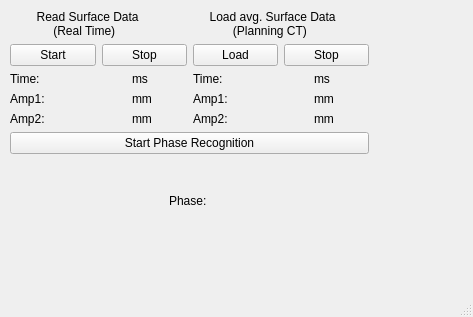
Before: the Qt Designer form SurfaceDataImplementationIsolated/mainwindow.ui in MarkusAstl/SurfaceDataImpl, drawn with Qt 5.
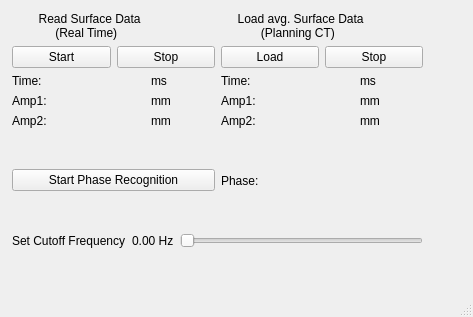
After: the same form once the commit is applied.

```diff
--- a/SurfaceDataImplementationIsolated/mainwindow.ui
+++ b/SurfaceDataImplementationIsolated/mainwindow.ui
@@ -14,13 +14,13 @@
    <string>MainWindow</string>
   </property>
   <widget class="QWidget" name="centralwidget">
-   <widget class="QWidget" name="">
+   <widget class="QWidget" name="layoutWidget">
     <property name="geometry">
      <rect>
-      <x>10</x>
-      <y>10</y>
-      <width>359</width>
-      <height>232</height>
+      <x>12</x>
+      <y>12</y>
+      <width>411</width>
+      <height>236</height>
      </rect>
     </property>
     <layout class="QVBoxLayout" name="verticalLayout_2">
@@ -228,20 +228,58 @@
         </layout>
        </item>
        <item>
+        <layout class="QHBoxLayout" name="horizontalLayout">
+         <item>
         <widget class="QPushButton" name="StartPhaseRecognitionButton">
          <property name="text">
           <string>Start Phase Recognition</string>
          </property>
         </widget>
        </item>
-      </layout>
-     </item>
-     <item alignment="Qt::AlignHCenter">
+         <item>
       <widget class="QLabel" name="phaseLabel">
        <property name="text">
         <string>Phase: </string>
        </property>
       </widget>
+         </item>
+        </layout>
+       </item>
+      </layout>
+     </item>
+     <item>
+      <layout class="QHBoxLayout" name="horizontalLayout_2">
+       <item>
+        <widget class="QLabel" name="label">
+         <property name="text">
+          <string>Set Cutoff Frequency</string>
+         </property>
+        </widget>
+       </item>
+       <item>
+        <widget class="QLabel" name="fc_label">
+         <property name="text">
+          <string>0.00 Hz</string>
+         </property>
+        </widget>
+       </item>
+       <item>
+        <widget class="QSlider" name="fc_slider">
+         <property name="minimum">
+          <number>0</number>
+         </property>
+         <property name="maximum">
+          <number>100</number>
+         </property>
+         <property name="sliderPosition">
+          <number>0</number>
+         </property>
+         <property name="orientation">
+          <enum>Qt::Horizontal</enum>
+         </property>
+        </widget>
+       </item>
+      </layout>
      </item>
     </layout>
    </widget>
```
Lines whose indentation alone changed are shown as unchanged.
